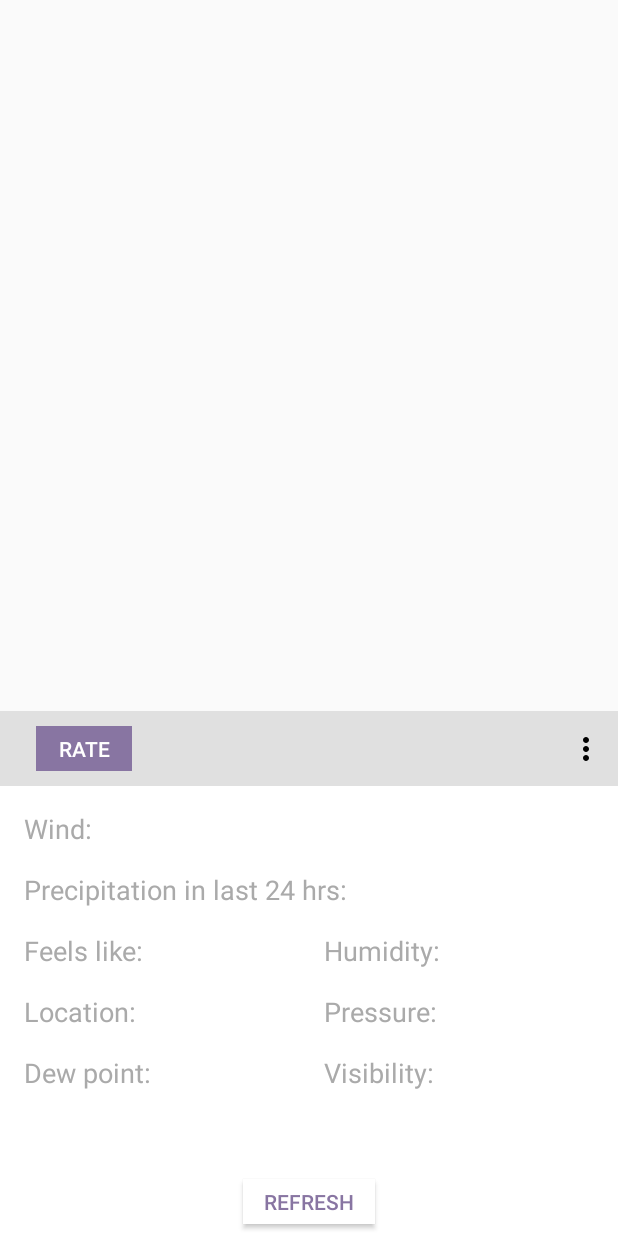
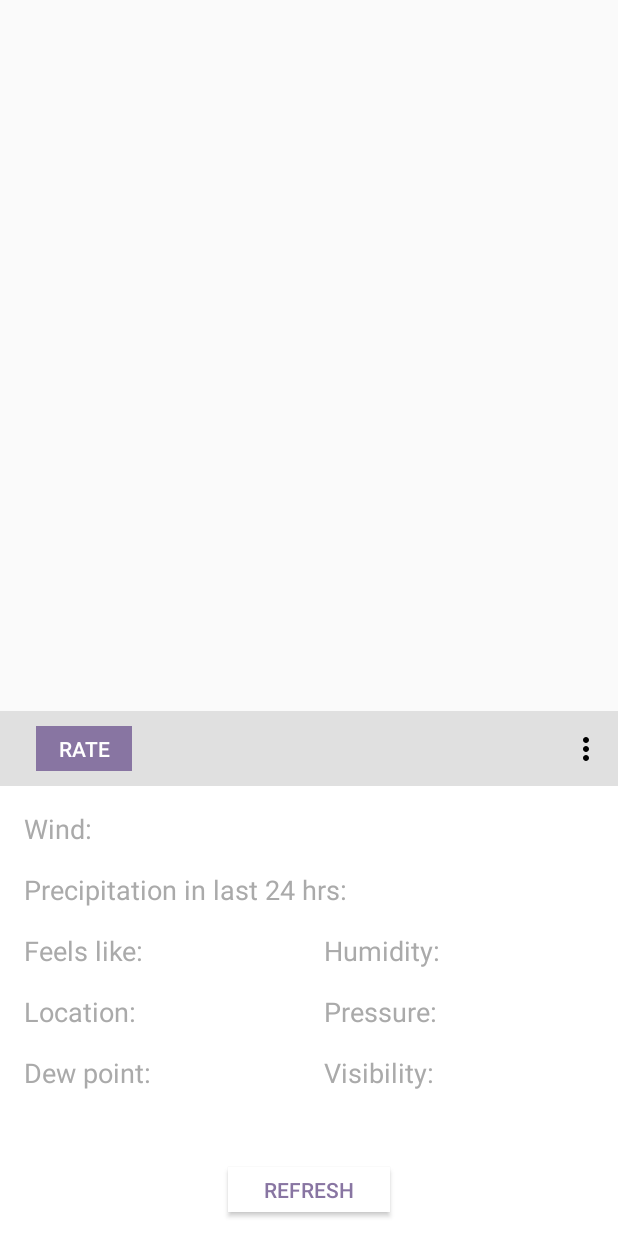
Before and after one commit to trevorwiebe/Weather, an Android app: the layout bottom_drawer_layout.xml on its own in the app's theme, with its tools: preview values and no code run, on a phone screen of 412 x 824 dp. Run offline under Robolectric (Android 15) with nearby library versions, the phone set to English and light mode, and no system bars.

Commit message:
updated padding and margin on the refresh button

```diff
--- a/app/src/main/java/com/trevorwiebe/weather/activities/MainActivity.java
+++ b/app/src/main/java/com/trevorwiebe/weather/activities/MainActivity.java
@@ -184,9 +184,9 @@ public class MainActivity extends AppCompatActivity implements LoadWeatherData.O
                 String longitude = Double.toString(location.getLongitude());
                 String url = Utility.BASE_URL + latitude + "," + longitude + ".json";
                 showLoading(getResources().getString(R.string.loading_inform_fetching_weather_info));
-                Log.d(TAG, "onLocationChanged: " + url);
                 new LoadWeatherData(MainActivity.this).execute(url);
 
+                // TODO: 3/9/2018 get the time zone to put it in here instead of hard coding it in
                 com.luckycatlabs.sunrisesunset.dto.Location sunriseSunsetLocation = new com.luckycatlabs.sunrisesunset.dto.Location(latitude, longitude);
                 SunriseSunsetCalculator calculator = new SunriseSunsetCalculator(sunriseSunsetLocation, "GMT-0600");
 
--- a/app/src/main/res/layout/bottom_drawer_layout.xml
+++ b/app/src/main/res/layout/bottom_drawer_layout.xml
@@ -153,18 +153,6 @@
         app:layout_constraintStart_toStartOf="parent"
         app:layout_constraintTop_toBottomOf="@+id/feels_like_content"/>
 
-    <!--<TextView-->
-        <!--android:id="@+id/last_updated"-->
-        <!--android:layout_width="wrap_content"-->
-        <!--android:layout_height="wrap_content"-->
-        <!--android:layout_marginEnd="8dp"-->
-        <!--android:layout_marginStart="8dp"-->
-        <!--android:layout_marginTop="8dp"-->
-        <!--app:layout_constraintBottom_toTopOf="@+id/refresh_btn"-->
-        <!--app:layout_constraintEnd_toEndOf="parent"-->
-        <!--app:layout_constraintStart_toStartOf="parent"-->
-        <!--app:layout_constraintTop_toBottomOf="@+id/visibility_content"/>-->
-
     <TextView
         android:id="@+id/pressure_content"
         android:layout_width="0dp"
@@ -274,11 +262,14 @@
         android:onClick="refresh"
         android:layout_width="wrap_content"
         android:layout_height="wrap_content"
-        android:layout_marginBottom="8dp"
+        android:layout_marginBottom="16dp"
         android:layout_marginEnd="8dp"
         android:layout_marginStart="8dp"
         android:minHeight="0dp"
-        android:padding="5dp"
+        android:paddingTop="5dp"
+        android:paddingBottom="5dp"
+        android:paddingRight="24dp"
+        android:paddingLeft="24dp"
         android:background="@color/white"
         android:text="@string/force_update"
         android:textColor="@color/colorPrimary"
```
